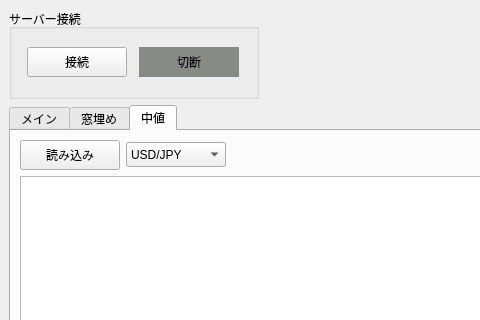
Old version of the form trade_monitor/trade_monitor/gui_monitor.ui in the repository takkin-takilog/namake-trader; both pictures show x 0 to 480 and y 0 to 320 of the 936 by 851 pixel window.
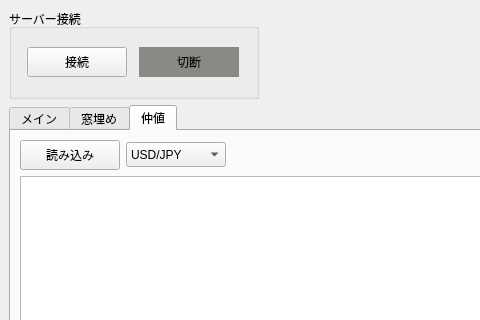
New version of the form.

Diff of the .ui file:
```diff
--- a/trade_monitor/trade_monitor/gui_monitor.ui
+++ b/trade_monitor/trade_monitor/gui_monitor.ui
@@ -416,7 +416,7 @@
       </widget>
       <widget class="QWidget" name="ttm">
        <attribute name="title">
-        <string>中値</string>
+        <string>仲値</string>
        </attribute>
        <layout class="QVBoxLayout" name="verticalLayout_4">
         <item>
```
